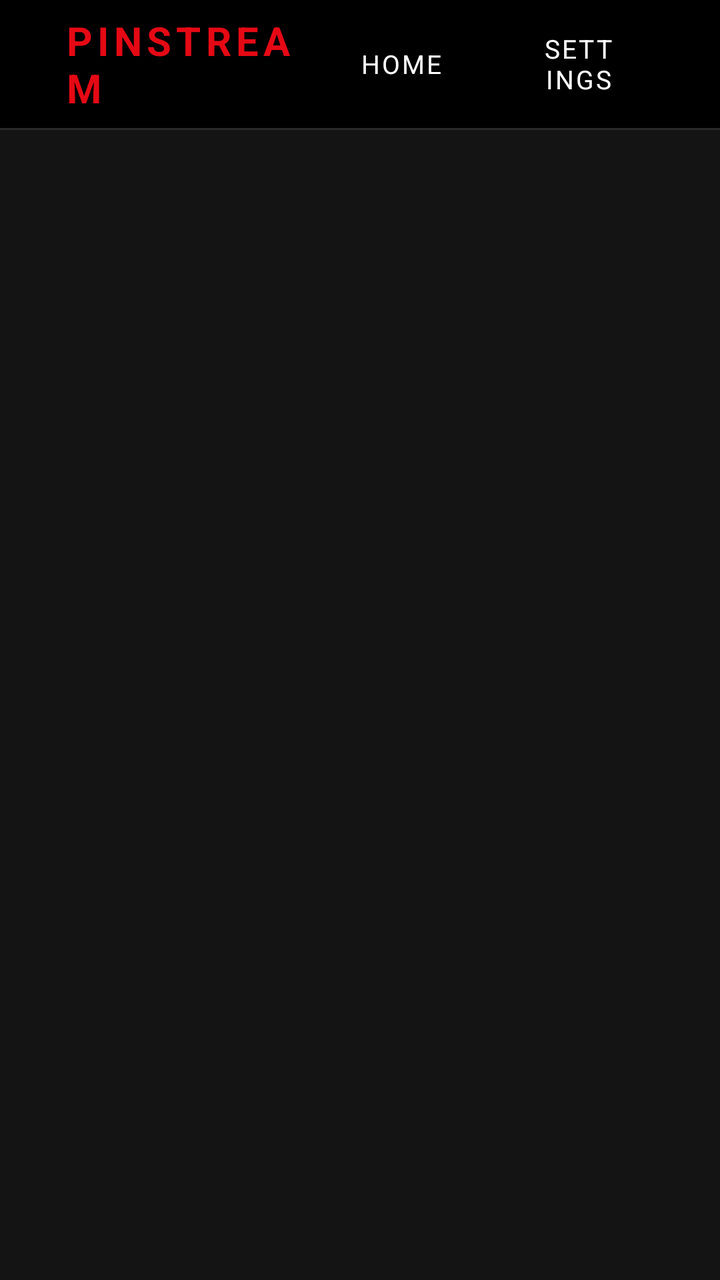
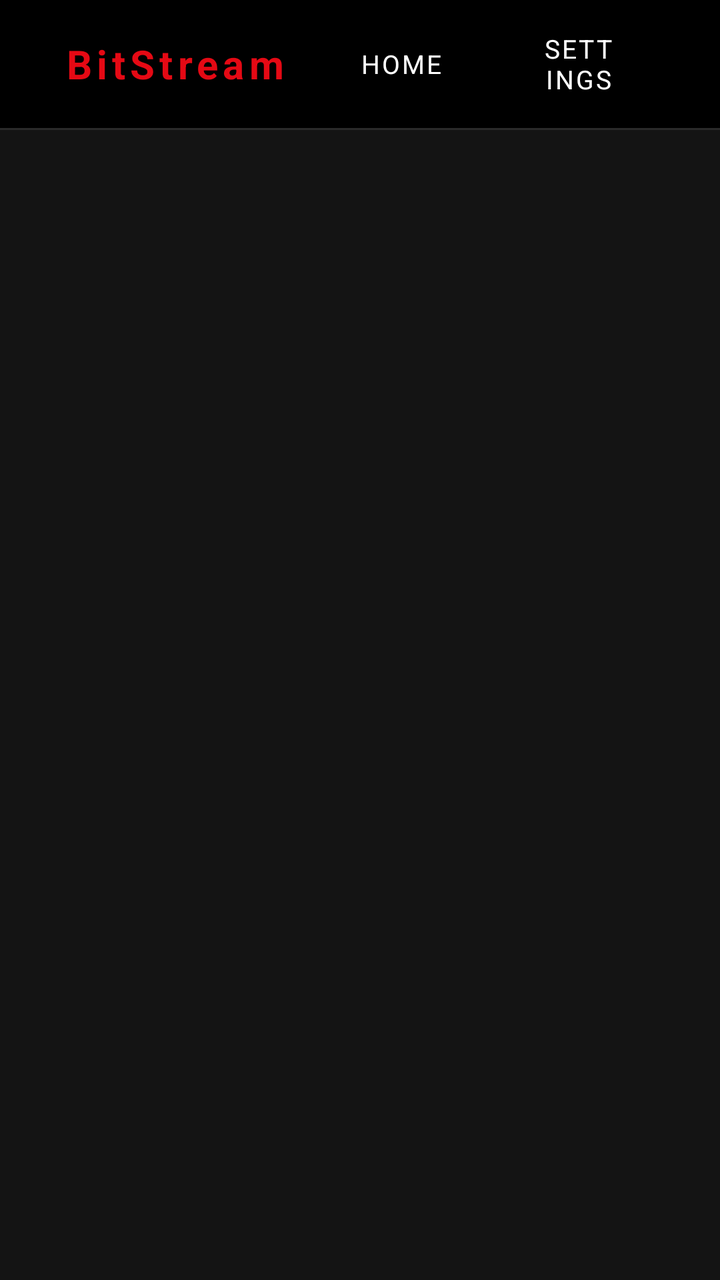

Compare the two renders of this Android layout. The source of the first and the diff that turns it into the second are given below.
<!-- AndroidManifest.xml: application theme Theme.PinStream -->
<!-- res/layout/fragment_main.xml -->
<?xml version="1.0" encoding="utf-8"?>
<LinearLayout xmlns:android="http://schemas.android.com/apk/res/android"
    android:layout_width="match_parent"
    android:layout_height="match_parent"
    android:orientation="vertical"
    android:background="@color/default_background">

    
    <LinearLayout
        android:id="@+id/nav_bar"
        android:layout_width="match_parent"
        android:layout_height="64dp"
        android:orientation="horizontal"
        android:background="@color/fastlane_background"
        android:paddingStart="32dp"
        android:paddingEnd="32dp"
        android:gravity="center_vertical">

        
        <TextView
            android:layout_width="0dp"
            android:layout_height="wrap_content"
            android:layout_weight="2"
            android:text="PINSTREAM"
            android:textColor="@color/netflix_red"
            android:textSize="20sp"
            android:textStyle="bold"
            android:letterSpacing="0.12"
            android:focusable="false" />

        
        <LinearLayout
            android:layout_width="0dp"
            android:layout_height="match_parent"
            android:layout_weight="3"
            android:orientation="horizontal"
            android:gravity="end">

            <TextView
                android:id="@+id/nav_home"
                android:layout_width="wrap_content"
                android:layout_height="match_parent"
                android:minWidth="100dp"
                android:text="HOME"
                android:textColor="@color/text_primary"
                android:textSize="13sp"
                android:textStyle="normal"
                android:letterSpacing="0.08"
                android:gravity="center"
                android:paddingStart="20dp"
                android:paddingEnd="20dp"
                android:focusable="true"
                android:background="@drawable/nav_tab_background" />

            <TextView
                android:id="@+id/nav_settings"
                android:layout_width="wrap_content"
                android:layout_height="match_parent"
                android:minWidth="100dp"
                android:text="SETTINGS"
                android:textColor="@color/text_primary"
                android:textSize="13sp"
                android:textStyle="normal"
                android:letterSpacing="0.08"
                android:gravity="center"
                android:paddingStart="20dp"
                android:paddingEnd="20dp"
                android:focusable="true"
                android:background="@drawable/nav_tab_background" />

            <TextView
                android:id="@+id/nav_exit"
                android:layout_width="wrap_content"
                android:layout_height="match_parent"
                android:minWidth="80dp"
                android:text="EXIT"
                android:textColor="@color/text_secondary"
                android:textSize="13sp"
                android:textStyle="normal"
                android:letterSpacing="0.08"
                android:gravity="center"
                android:paddingStart="20dp"
                android:paddingEnd="20dp"
                android:focusable="true"
                android:background="@drawable/nav_tab_background" />

        </LinearLayout>
    </LinearLayout>

    
    <View
        android:layout_width="match_parent"
        android:layout_height="1dp"
        android:background="@color/divider" />

    
    <FrameLayout
        android:id="@+id/content_area"
        android:layout_width="match_parent"
        android:layout_height="0dp"
        android:layout_weight="1">

        
        <androidx.recyclerview.widget.RecyclerView
            android:id="@+id/sites_grid"
            android:layout_width="match_parent"
            android:layout_height="match_parent"
            android:paddingStart="28dp"
            android:paddingEnd="28dp"
            android:paddingTop="24dp"
            android:paddingBottom="24dp"
            android:clipToPadding="false"
            android:focusable="true"
            android:descendantFocusability="afterDescendants"
            android:nextFocusUp="@id/nav_home"
            android:visibility="visible" />

        
        <ScrollView
            android:id="@+id/settings_scroll"
            android:layout_width="match_parent"
            android:layout_height="match_parent"
            android:visibility="gone">

            <LinearLayout
                android:layout_width="match_parent"
                android:layout_height="wrap_content"
                android:orientation="vertical"
                android:paddingStart="48dp"
                android:paddingEnd="48dp"
                android:paddingTop="32dp"
                android:paddingBottom="32dp">

                
                <TextView
                    android:layout_width="match_parent"
                    android:layout_height="wrap_content"
                    android:text="PREFERENCES"
                    android:textColor="@color/text_secondary"
                    android:textSize="11sp"
                    android:letterSpacing="0.15"
                    android:layout_marginBottom="16dp"
                    android:focusable="false" />

                <TextView
                    android:id="@+id/setting_cursor_speed"
                    android:layout_width="match_parent"
                    android:layout_height="wrap_content"
                    android:text="Pointer Speed: Normal (1×)"
                    android:textColor="@color/text_primary"
                    android:textSize="17sp"
                    android:paddingStart="20dp"
                    android:paddingEnd="20dp"
                    android:paddingTop="18dp"
                    android:paddingBottom="18dp"
                    android:focusable="true"
                    android:background="@drawable/settings_item_background"
                    android:layout_marginBottom="10dp" />

                <TextView
                    android:id="@+id/setting_scroll_speed"
                    android:layout_width="match_parent"
                    android:layout_height="wrap_content"
                    android:text="Scroll Speed: Normal (1×)"
                    android:textColor="@color/text_primary"
                    android:textSize="17sp"
                    android:paddingStart="20dp"
                    android:paddingEnd="20dp"
                    android:paddingTop="18dp"
                    android:paddingBottom="18dp"
                    android:focusable="true"
                    android:background="@drawable/settings_item_background"
                    android:layout_marginBottom="10dp" />

                
                <TextView
                    android:layout_width="match_parent"
                    android:layout_height="wrap_content"
                    android:text="ABOUT"
                    android:textColor="@color/text_secondary"
                    android:textSize="11sp"
                    android:letterSpacing="0.15"
                    android:layout_marginTop="24dp"
                    android:layout_marginBottom="16dp"
                    android:focusable="false" />

                <TextView
                    android:id="@+id/setting_check_updates"
                    android:layout_width="match_parent"
                    android:layout_height="wrap_content"
                    android:text="Check for Updates"
                    android:textColor="@color/text_primary"
                    android:textSize="17sp"
                    android:paddingStart="20dp"
                    android:paddingEnd="20dp"
                    android:paddingTop="18dp"
                    android:paddingBottom="18dp"
                    android:focusable="true"
                    android:background="@drawable/settings_item_background"
                    android:layout_marginBottom="10dp" />

            </LinearLayout>
        </ScrollView>

    </FrameLayout>

</LinearLayout>
<!-- resources referenced by this layout -->
<resources>
  <color name="default_background">#141414</color>
  <color name="divider">#2A2A2A</color>
  <color name="fastlane_background">#000000</color>
  <color name="netflix_red">#E50914</color>
  <color name="text_primary">#FFFFFF</color>
  <color name="text_secondary">#AAAAAA</color>
  <!-- drawable nav_tab_background (drawable) -->
  <?xml version="1.0" encoding="utf-8"?>
  <selector xmlns:android="http://schemas.android.com/apk/res/android">
  
      
      <item android:state_selected="true">
          <layer-list>
              <item>
                  <shape android:shape="rectangle">
                      <solid android:color="@color/fastlane_background" />
                  </shape>
              </item>
              
              <item android:gravity="bottom" android:height="3dp">
                  <shape android:shape="rectangle">
                      <solid android:color="@color/netflix_red" />
                  </shape>
              </item>
          </layer-list>
      </item>
  
      
      <item android:state_focused="true">
          <layer-list>
              <item>
                  <shape android:shape="rectangle">
                      <solid android:color="#1AE50914" />
                  </shape>
              </item>
              <item android:gravity="bottom" android:height="2dp">
                  <shape android:shape="rectangle">
                      <solid android:color="@color/netflix_red" />
                  </shape>
              </item>
          </layer-list>
      </item>
  
      
      <item>
          <shape android:shape="rectangle">
              <solid android:color="@color/fastlane_background" />
          </shape>
      </item>
  
  </selector>
  <!-- drawable settings_item_background (drawable) -->
  <?xml version="1.0" encoding="utf-8"?>
  <selector xmlns:android="http://schemas.android.com/apk/res/android">
  
      
      <item android:state_focused="true">
          <layer-list>
              
              <item android:width="4dp" android:gravity="start">
                  <shape android:shape="rectangle">
                      <solid android:color="@color/netflix_red" />
                  </shape>
              </item>
              
              <item android:left="4dp">
                  <shape android:shape="rectangle">
                      <solid android:color="#2A2A2A" />
                      <corners android:topRightRadius="8dp" android:bottomRightRadius="8dp" />
                  </shape>
              </item>
          </layer-list>
      </item>
  
      
      <item>
          <layer-list>
              <item android:width="4dp" android:gravity="start">
                  <shape android:shape="rectangle">
                      <solid android:color="#333333" />
                  </shape>
              </item>
              <item android:left="4dp">
                  <shape android:shape="rectangle">
                      <solid android:color="@color/card_surface" />
                      <corners android:topRightRadius="8dp" android:bottomRightRadius="8dp" />
                  </shape>
              </item>
          </layer-list>
      </item>
  
  </selector>
  <style name="Theme.PinStream" parent="@style/Theme.Leanback">
          <item name="android:windowBackground">@color/fastlane_background</item>
          <item name="android:colorBackground">@color/fastlane_background</item>
          <item name="android:textColorPrimary">@color/text_primary</item>
          <item name="android:textColorSecondary">@color/text_secondary</item>
      </style>
  <color name="card_surface">#1F1F1F</color>
</resources>

<!-- the commit's change to res/layout/fragment_main.xml (unified diff, before → after) -->
@@ -21,7 +21,7 @@
             android:layout_width="0dp"
             android:layout_height="wrap_content"
             android:layout_weight="2"
-            android:text="PINSTREAM"
+            android:text="BitStream"
             android:textColor="@color/netflix_red"
             android:textSize="20sp"
             android:textStyle="bold"
<!-- resource entries referenced after the edit -->
@@ -92,7 +92,7 @@
       </item>
   
   </selector>
-  <style name="Theme.PinStream" parent="@style/Theme.Leanback">
+  <style name="Theme.BitStream" parent="@style/Theme.Leanback">
           <item name="android:windowBackground">@color/fastlane_background</item>
           <item name="android:colorBackground">@color/fastlane_background</item>
           <item name="android:textColorPrimary">@color/text_primary</item>
